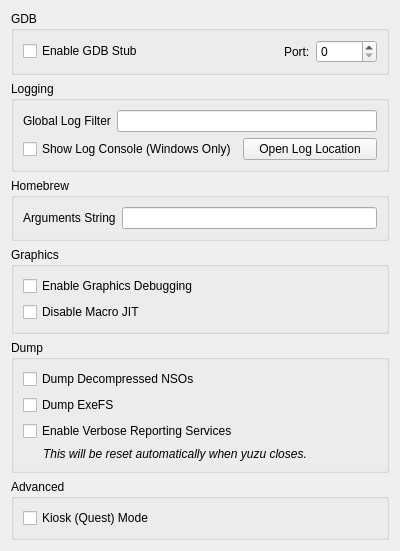
First picture: the form in src/yuzu/configuration/configure_debug.ui, repository rorrim-rorrim/eden-alt, before the edit.
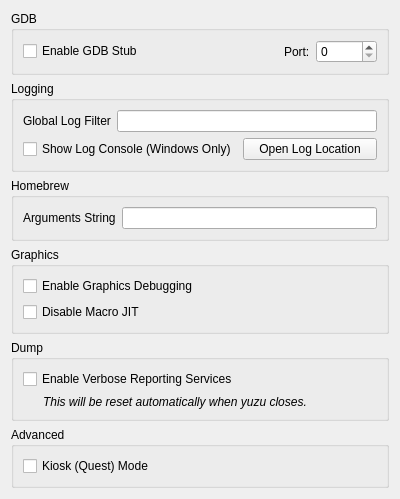
Second picture: the form after the edit.

Commit message:
yuzu/configure_debug: Remove duplicated checkboxes
Those are already found in the Filesystem tab.
They were added back to the Debug tab by mistake in the Vulkan PR.

The edit to the form file:
```diff
--- a/src/yuzu/configuration/configure_debug.ui
+++ b/src/yuzu/configuration/configure_debug.ui
@@ -170,26 +170,6 @@
       <string>Dump</string>
      </property>
      <layout class="QVBoxLayout" name="verticalLayout_6">
-      <item>
-       <widget class="QCheckBox" name="dump_decompressed_nso">
-        <property name="whatsThis">
-         <string>When checked, any NSO yuzu tries to load or patch will be copied decompressed to the yuzu/dump directory.</string>
-        </property>
-        <property name="text">
-         <string>Dump Decompressed NSOs</string>
-        </property>
-       </widget>
-      </item>
-      <item>
-       <widget class="QCheckBox" name="dump_exefs">
-        <property name="whatsThis">
-         <string>When checked, any game that yuzu loads will have its ExeFS dumped to the yuzu/dump directory.</string>
-        </property>
-        <property name="text">
-         <string>Dump ExeFS</string>
-        </property>
-       </widget>
-      </item>
       <item>
        <widget class="QCheckBox" name="reporting_services">
         <property name="text">
```
Left out of the diff: 2 changed lines with no effect on the pictures.
